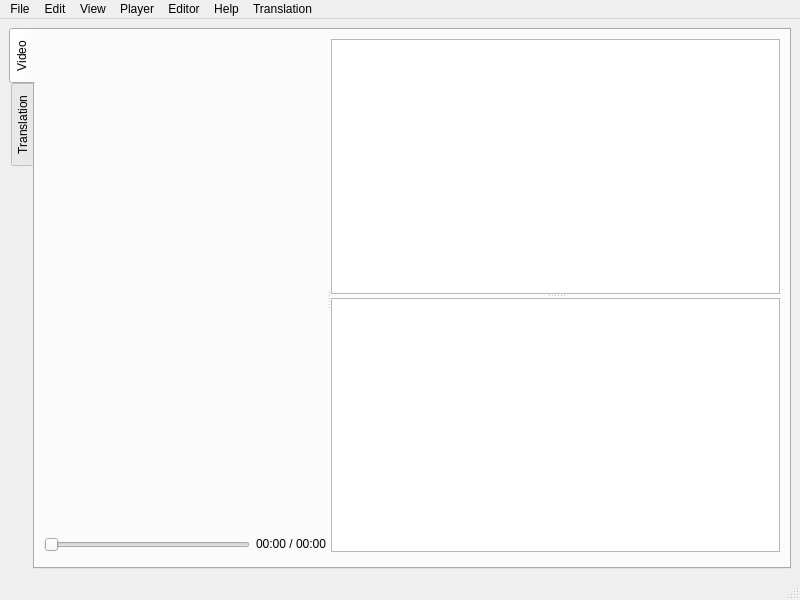
First picture: the form in tool.ui, repository ljn7/Vagyojaka-testing, before the edit.
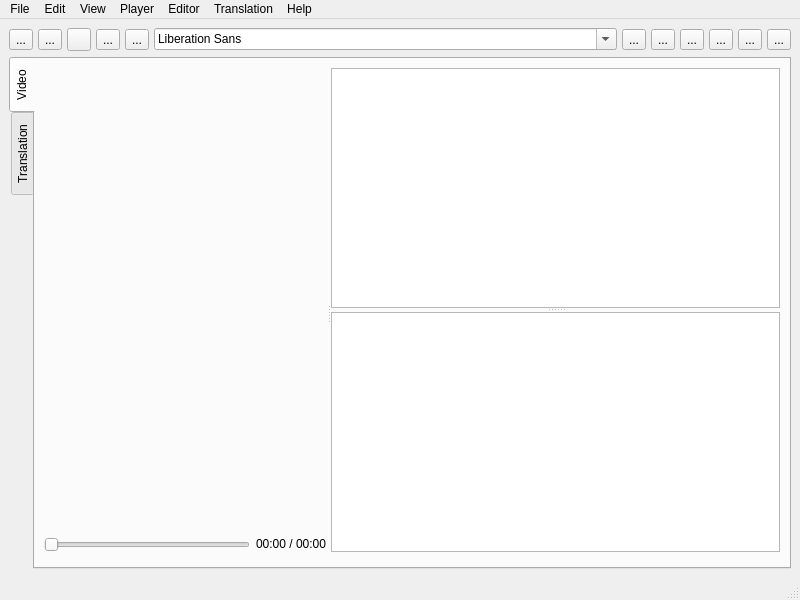
Second picture: the form after the edit. Icons and pictures are not drawn. Custom widgets are drawn as their Qt base class.

Commit message: shortcut for invalid word

```diff
--- a/tool.ui
+++ b/tool.ui
@@ -15,6 +15,349 @@
   </property>
   <widget class="QWidget" name="centralwidget">
    <layout class="QVBoxLayout" name="verticalLayout_4">
+    <item>
+     <layout class="QHBoxLayout" name="horizontalLayout_2">
+      <property name="spacing">
+       <number>0</number>
+      </property>
+      <item>
+       <widget class="QToolButton" name="add_video">
+        <property name="toolTip">
+         <string extracomment="hi">Add video</string>
+        </property>
+        <property name="toolTipDuration">
+         <number>-1</number>
+        </property>
+        <property name="text">
+         <string>...</string>
+        </property>
+        <property name="icon">
+         <iconset theme="video">
+          <normaloff>.</normaloff>.</iconset>
+        </property>
+        <property name="toolButtonStyle">
+         <enum>Qt::ToolButtonIconOnly</enum>
+        </property>
+       </widget>
+      </item>
+      <item>
+       <spacer name="horizontalSpacer_7">
+        <property name="orientation">
+         <enum>Qt::Horizontal</enum>
+        </property>
+        <property name="sizeType">
+         <enum>QSizePolicy::Preferred</enum>
+        </property>
+        <property name="sizeHint" stdset="0">
+         <size>
+          <width>5</width>
+          <height>20</height>
+         </size>
+        </property>
+       </spacer>
+      </item>
+      <item>
+       <widget class="QToolButton" name="open_transcript">
+        <property name="toolTip">
+         <string>Open Transcript</string>
+        </property>
+        <property name="text">
+         <string>...</string>
+        </property>
+        <property name="icon">
+         <iconset theme="document-open">
+          <normaloff>.</normaloff>.</iconset>
+        </property>
+       </widget>
+      </item>
+      <item>
+       <spacer name="horizontalSpacer_8">
+        <property name="orientation">
+         <enum>Qt::Horizontal</enum>
+        </property>
+        <property name="sizeType">
+         <enum>QSizePolicy::Preferred</enum>
+        </property>
+        <property name="sizeHint" stdset="0">
+         <size>
+          <width>5</width>
+          <height>20</height>
+         </size>
+        </property>
+       </spacer>
+      </item>
+      <item>
+       <widget class="QToolButton" name="new_transcript">
+        <property name="toolTip">
+         <string>New Transcript</string>
+        </property>
+        <property name="text">
+         <string/>
+        </property>
+        <property name="icon">
+         <iconset theme="document-new">
+          <normaloff>.</normaloff>.</iconset>
+        </property>
+       </widget>
+      </item>
+      <item>
+       <spacer name="horizontalSpacer_6">
+        <property name="orientation">
+         <enum>Qt::Horizontal</enum>
+        </property>
+        <property name="sizeType">
+         <enum>QSizePolicy::Preferred</enum>
+        </property>
+        <property name="sizeHint" stdset="0">
+         <size>
+          <width>5</width>
+          <height>20</height>
+         </size>
+        </property>
+       </spacer>
+      </item>
+      <item>
+       <widget class="QToolButton" name="save_transcript">
+        <property name="toolTip">
+         <string>Save </string>
+        </property>
+        <property name="text">
+         <string>...</string>
+        </property>
+        <property name="icon">
+         <iconset theme="document-save">
+          <normaloff>.</normaloff>.</iconset>
+        </property>
+       </widget>
+      </item>
+      <item>
+       <spacer name="horizontalSpacer_5">
+        <property name="orientation">
+         <enum>Qt::Horizontal</enum>
+        </property>
+        <property name="sizeType">
+         <enum>QSizePolicy::Preferred</enum>
+        </property>
+        <property name="sizeHint" stdset="0">
+         <size>
+          <width>5</width>
+          <height>20</height>
+         </size>
+        </property>
+       </spacer>
+      </item>
+      <item>
+       <widget class="QToolButton" name="save_as_transcript">
+        <property name="toolTip">
+         <string>Save as</string>
+        </property>
+        <property name="text">
+         <string>...</string>
+        </property>
+        <property name="icon">
+         <iconset theme="document-save-as">
+          <normaloff>.</normaloff>.</iconset>
+        </property>
+       </widget>
+      </item>
+      <item>
+       <spacer name="horizontalSpacer_4">
+        <property name="orientation">
+         <enum>Qt::Horizontal</enum>
+        </property>
+        <property name="sizeType">
+         <enum>QSizePolicy::Minimum</enum>
+        </property>
+        <property name="sizeHint" stdset="0">
+         <size>
+          <width>5</width>
+          <height>20</height>
+         </size>
+        </property>
+       </spacer>
+      </item>
+      <item>
+       <widget class="QFontComboBox" name="fontComboBox"/>
+      </item>
+      <item>
+       <spacer name="horizontalSpacer_14">
+        <property name="orientation">
+         <enum>Qt::Horizontal</enum>
+        </property>
+        <property name="sizeType">
+         <enum>QSizePolicy::Preferred</enum>
+        </property>
+        <property name="sizeHint" stdset="0">
+         <size>
+          <width>5</width>
+          <height>20</height>
+         </size>
+        </property>
+       </spacer>
+      </item>
+      <item>
+       <widget class="QToolButton" name="load_a_custom_dict">
+        <property name="toolTip">
+         <string>Load Custom Dictonary</string>
+        </property>
+        <property name="text">
+         <string>...</string>
+        </property>
+        <property name="icon">
+         <iconset theme="document">
+          <normaloff>.</normaloff>.</iconset>
+        </property>
+       </widget>
+      </item>
+      <item>
+       <spacer name="horizontalSpacer_10">
+        <property name="orientation">
+         <enum>Qt::Horizontal</enum>
+        </property>
+        <property name="sizeType">
+         <enum>QSizePolicy::Preferred</enum>
+        </property>
+        <property name="sizeHint" stdset="0">
+         <size>
+          <width>5</width>
+          <height>20</height>
+         </size>
+        </property>
+       </spacer>
+      </item>
+      <item>
+       <widget class="QToolButton" name="get_PDF">
+        <property name="toolTip">
+         <string>Get PDF</string>
+        </property>
+        <property name="text">
+         <string>...</string>
+        </property>
+        <property name="icon">
+         <iconset theme="document-print">
+          <normaloff>.</normaloff>.</iconset>
+        </property>
+       </widget>
+      </item>
+      <item>
+       <spacer name="horizontalSpacer_11">
+        <property name="orientation">
+         <enum>Qt::Horizontal</enum>
+        </property>
+        <property name="sizeType">
+         <enum>QSizePolicy::Preferred</enum>
+        </property>
+        <property name="sizeHint" stdset="0">
+         <size>
+          <width>5</width>
+          <height>20</height>
+         </size>
+        </property>
+       </spacer>
+      </item>
+      <item>
+       <widget class="QToolButton" name="decreseFontSize">
+        <property name="toolTip">
+         <string>Decrese Font Size</string>
+        </property>
+        <property name="text">
+         <string>...</string>
+        </property>
+        <property name="icon">
+         <iconset theme="zoom-out">
+          <normaloff>.</normaloff>.</iconset>
+        </property>
+       </widget>
+      </item>
+      <item>
+       <spacer name="horizontalSpacer_12">
+        <property name="orientation">
+         <enum>Qt::Horizontal</enum>
+        </property>
+        <property name="sizeType">
+         <enum>QSizePolicy::Preferred</enum>
+        </property>
+        <property name="sizeHint" stdset="0">
+         <size>
+          <width>5</width>
+          <height>20</height>
+         </size>
+        </property>
+       </spacer>
+      </item>
+      <item>
+       <widget class="QToolButton" name="increaseFontSize">
+        <property name="toolTip">
+         <string>Increase Font Size</string>
+        </property>
+        <property name="text">
+         <string>...</string>
+        </property>
+        <property name="icon">
+         <iconset theme="zoom-in">
+          <normaloff>.</normaloff>.</iconset>
+        </property>
+       </widget>
+      </item>
+      <item>
+       <spacer name="horizontalSpacer_13">
+        <property name="orientation">
+         <enum>Qt::Horizontal</enum>
+        </property>
+        <property name="sizeType">
+         <enum>QSizePolicy::Preferred</enum>
+        </property>
+        <property name="sizeHint" stdset="0">
+         <size>
+          <width>5</width>
+          <height>20</height>
+         </size>
+        </property>
+       </spacer>
+      </item>
+      <item>
+       <widget class="QToolButton" name="toggleWordEditor">
+        <property name="toolTip">
+         <string>Toggle Word Editor</string>
+        </property>
+        <property name="text">
+         <string>...</string>
+        </property>
+        <property name="icon">
+         <iconset theme="document-edit">
+          <normaloff>.</normaloff>.</iconset>
+        </property>
+       </widget>
+      </item>
+      <item>
+       <spacer name="horizontalSpacer_9">
+        <property name="orientation">
+         <enum>Qt::Horizontal</enum>
+        </property>
+        <property name="sizeType">
+         <enum>QSizePolicy::Preferred</enum>
+        </property>
+        <property name="sizeHint" stdset="0">
+         <size>
+          <width>5</width>
+          <height>20</height>
+         </size>
+        </property>
+       </spacer>
+      </item>
+      <item>
+       <widget class="QToolButton" name="keyboard_shortcuts">
+        <property name="text">
+         <string>...</string>
+        </property>
+        <property name="icon">
+         <iconset theme="help-about">
+          <normaloff>.</normaloff>.</iconset>
+        </property>
+       </widget>
+      </item>
+     </layout>
+    </item>
     <item>
      <widget class="QTabWidget" name="tabWidget">
       <property name="enabled">
@@ -47,6 +390,8 @@
        </attribute>
        <layout class="QHBoxLayout" name="horizontalLayout_3">
         <item>
+         <layout class="QVBoxLayout" name="verticalLayout_5">
+          <item>
          <widget class="QSplitter" name="splitter_tool">
           <property name="orientation">
            <enum>Qt::Horizontal</enum>
@@ -128,6 +473,8 @@
          </widget>
         </item>
        </layout>
+        </item>
+       </layout>
       </widget>
       <widget class="QWidget" name="tab_2">
        <attribute name="title">
@@ -348,8 +695,8 @@
    <addaction name="menuView"/>
    <addaction name="menuMedia_Player"/>
    <addaction name="menuEditor"/>
-   <addaction name="menuHelp"/>
    <addaction name="menuTranslation"/>
+   <addaction name="menuHelp"/>
   </widget>
   <widget class="QStatusBar" name="statusbar"/>
   <action name="close">
```
Lines whose indentation alone changed are shown as unchanged. The commit also changes 5 other files.
